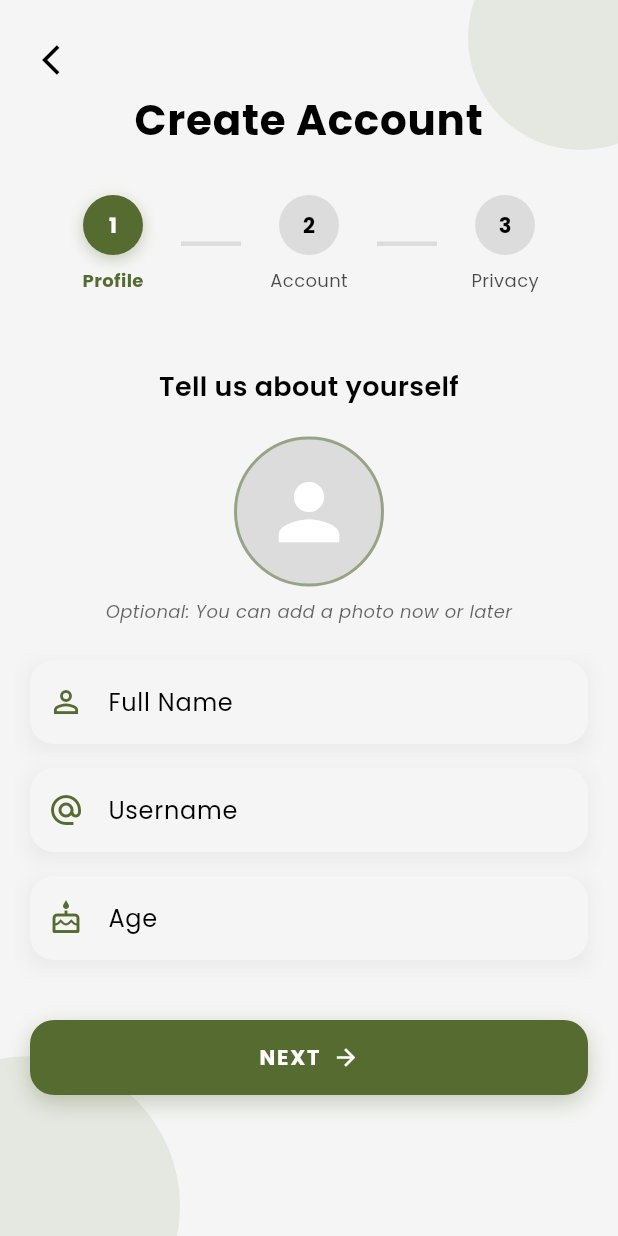
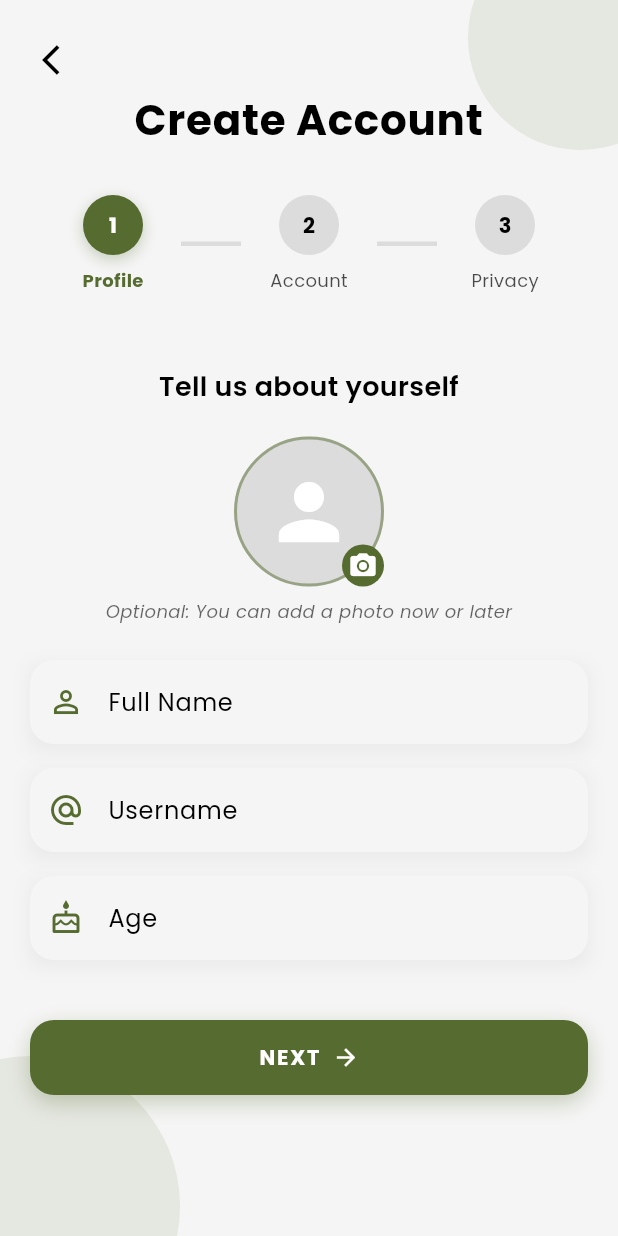
Before and after one commit to igmoiiz/BLYND---Social-Media-Application-Full-Stack, a Flutter app: the SignUp screen opened by its route, on a phone screen of 412 x 824 dp. Run offline on Flutter 3.47's test engine with Material 3 defaults, Android fonts, the phone set to English and light mode, and no system bars; our stand-ins replace cloud_firestore, firebase_auth, firebase_core, font_awesome_flutter, google_fonts, image_picker and 1 more; accounts and stored records are empty.

Commit message:
Refactor user registration process in AuthServices to improve error handling and image upload logic; update sign-up UI to utilize Consumer for profile image display and enhance user experience.

```diff
--- a/lib/View/Authentication/sign_up.dart
+++ b/lib/View/Authentication/sign_up.dart
@@ -420,7 +420,9 @@ class _SignUpState extends State<SignUp> with TickerProviderStateMixin {
             Center(
               child: Stack(
                 children: [
-                  GestureDetector(
+                  Consumer<AuthServices>(
+                    builder:
+                        (context, authService, _) => GestureDetector(
                           onTap: _showImageSourceDialog,
                           child: Container(
                             width: 100,
@@ -432,10 +434,39 @@ class _SignUpState extends State<SignUp> with TickerProviderStateMixin {
                                 color: colorScheme.secondary.withOpacity(0.5),
                                 width: 2,
                               ),
+                              image:
+                                  authService.profileImage != null
+                                      ? DecorationImage(
+                                        image: FileImage(
+                                          authService.profileImage!,
                                         ),
-                      child: const Icon(
+                                        fit: BoxFit.cover,
+                                      )
+                                      : null,
+                            ),
+                            child:
+                                authService.profileImage == null
+                                    ? const Icon(
                                       Icons.person,
                                       size: 60,
+                                      color: Colors.white,
+                                    )
+                                    : null,
+                          ),
+                        ),
+                  ),
+                  Positioned(
+                    bottom: 0,
+                    right: 0,
+                    child: Container(
+                      padding: const EdgeInsets.all(4),
+                      decoration: BoxDecoration(
+                        color: colorScheme.secondary,
+                        shape: BoxShape.circle,
+                      ),
+                      child: Icon(
+                        Icons.camera_alt,
+                        size: 20,
                         color: Colors.white,
                       ),
                     ),
```
Also changed, not shown: lib/Controller/Services/Authentication/auth_services.dart (+50 -19 lines). Lines whose indentation alone changed are shown as unchanged.
